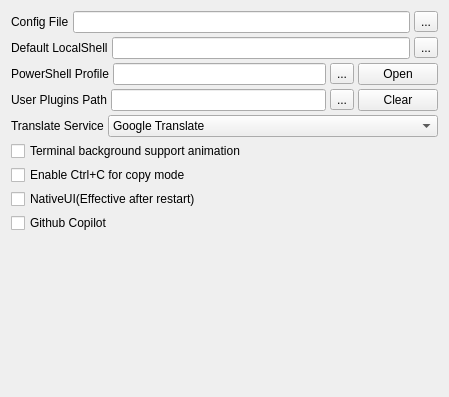
First picture: the form in src/globaloptions/globaloptionsadvancedwidget.ui, repository QQxiaoming/quardCRT, before the edit.
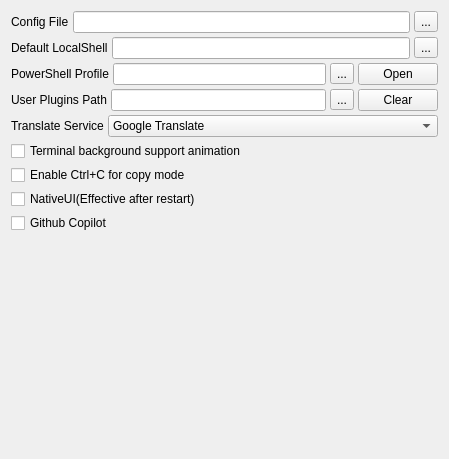
Second picture: the form after the edit.

The edit to the form file:
```diff
--- a/src/globaloptions/globaloptionsadvancedwidget.ui
+++ b/src/globaloptions/globaloptionsadvancedwidget.ui
@@ -7,7 +7,7 @@
     <x>0</x>
     <y>0</y>
     <width>449</width>
-    <height>397</height>
+    <height>459</height>
    </rect>
   </property>
   <layout class="QVBoxLayout" name="verticalLayout">
@@ -58,6 +58,12 @@
     <layout class="QHBoxLayout" name="horizontalLayout_31">
      <item>
       <widget class="QLabel" name="label_5">
+       <property name="sizePolicy">
+        <sizepolicy hsizetype="Fixed" vsizetype="Fixed">
+         <horstretch>0</horstretch>
+         <verstretch>0</verstretch>
+        </sizepolicy>
+       </property>
        <property name="text">
         <string>Default LocalShell</string>
        </property>
@@ -86,6 +92,12 @@
     <layout class="QHBoxLayout" name="horizontalLayout_32">
      <item>
       <widget class="QLabel" name="labelPowerShellProfile">
+       <property name="sizePolicy">
+        <sizepolicy hsizetype="Fixed" vsizetype="Fixed">
+         <horstretch>0</horstretch>
+         <verstretch>0</verstretch>
+        </sizepolicy>
+       </property>
        <property name="text">
         <string>PowerShell Profile</string>
        </property>
@@ -124,6 +136,12 @@
      </property>
      <item>
       <widget class="QLabel" name="label">
+       <property name="sizePolicy">
+        <sizepolicy hsizetype="Fixed" vsizetype="Fixed">
+         <horstretch>0</horstretch>
+         <verstretch>0</verstretch>
+        </sizepolicy>
+       </property>
        <property name="text">
         <string>User Plugins Path</string>
        </property>
```
